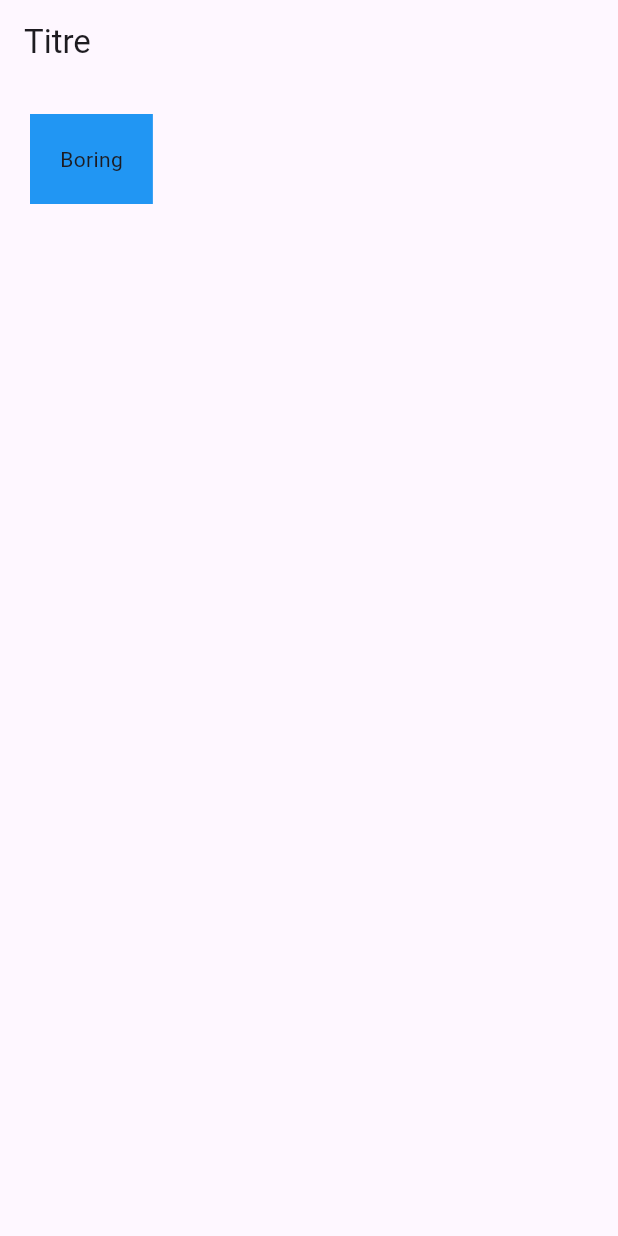
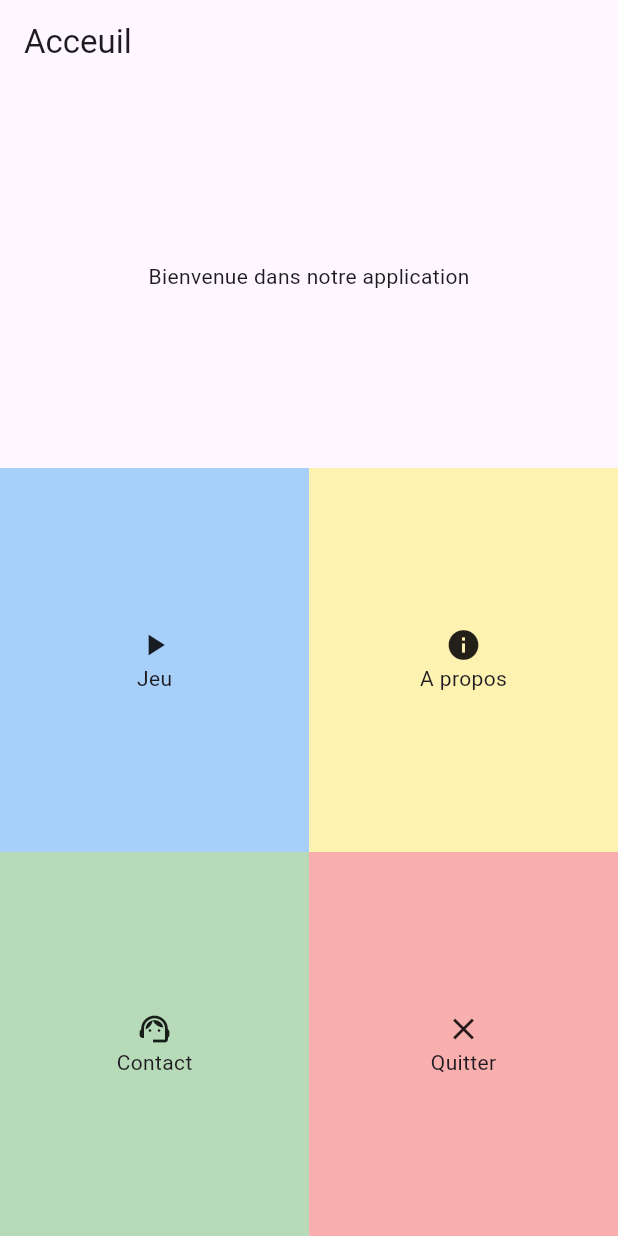
Before and after one commit to rabtechcode/sil2_cli, a Flutter app: the screen it shows after launch, on a phone screen of 412 x 824 dp. Run offline on Flutter 3.47's test engine with Material 3 defaults, Android fonts, the phone set to English and light mode, and no system bars.

Commit message:
mise en forme homePage

```diff
--- a/lib/home_page.dart
+++ b/lib/home_page.dart
@@ -1,8 +1,65 @@
 import 'package:flutter/material.dart';
 
-Widget home() {
-  return Scaffold(
-    appBar: AppBar(title: Text("Titre")),
-    body: Container(color: Colors.blue, child: Text("Boring"), padding: EdgeInsets.all(20), margin: EdgeInsets.all(20)),
-  );
+class HomePage extends StatelessWidget {
+  const HomePage({super.key});
+
+  @override
+  Widget build(BuildContext context) {
+    return Scaffold(
+      appBar: AppBar(title: Text('Acceuil')),
+      body: Column(
+        children: [
+          Expanded(child: Center(child: Text('Bienvenue dans notre application'))),
+          Expanded(
+            child: Row(
+              children: [
+                Expanded(
+                  child: Container(
+                    color: Colors.blue.withValues(alpha: 0.4),
+                    child: Column(
+                      mainAxisAlignment: MainAxisAlignment.center,
+                      children: [Icon(Icons.play_arrow), Text('Jeu')],
+                    ),
+                  ),
+                ),
+                Expanded(
+                  child: Container(
+                    color: Colors.yellow.withValues(alpha: 0.4),
+                    child: Column(
+                      mainAxisAlignment: MainAxisAlignment.center,
+                      children: [Icon(Icons.info), Text('A propos')],
+                    ),
+                  ),
+                ),
+              ],
+            ),
+          ),
+          Expanded(
+            child: Row(
+              children: [
+                Expanded(
+                  child: Container(
+                    color: Colors.green.withValues(alpha: 0.4),
+                    child: Column(
+                      mainAxisAlignment: MainAxisAlignment.center,
+                      children: [Icon(Icons.support_agent), Text('Contact')],
+                    ),
+                  ),
+                ),
+                Expanded(
+                  child: Container(
+                    color: Colors.red.withValues(alpha: 0.4),
+                    child: Column(
+                      mainAxisAlignment: MainAxisAlignment.center,
+                      children: [Icon(Icons.close), Text('Quitter')],
+                    ),
+                  ),
+                ),
+              ],
+            ),
+          ),
+        ],
+      ),
+    );
+  }
 }
--- a/lib/main.dart
+++ b/lib/main.dart
@@ -3,5 +3,5 @@ import 'package:flutter/material.dart';
 import 'home_page.dart';
 
 void main() {
-  runApp(MaterialApp(title: "App", home: home()));
+  runApp(MaterialApp(title: "App", home: HomePage()));
 }
```
